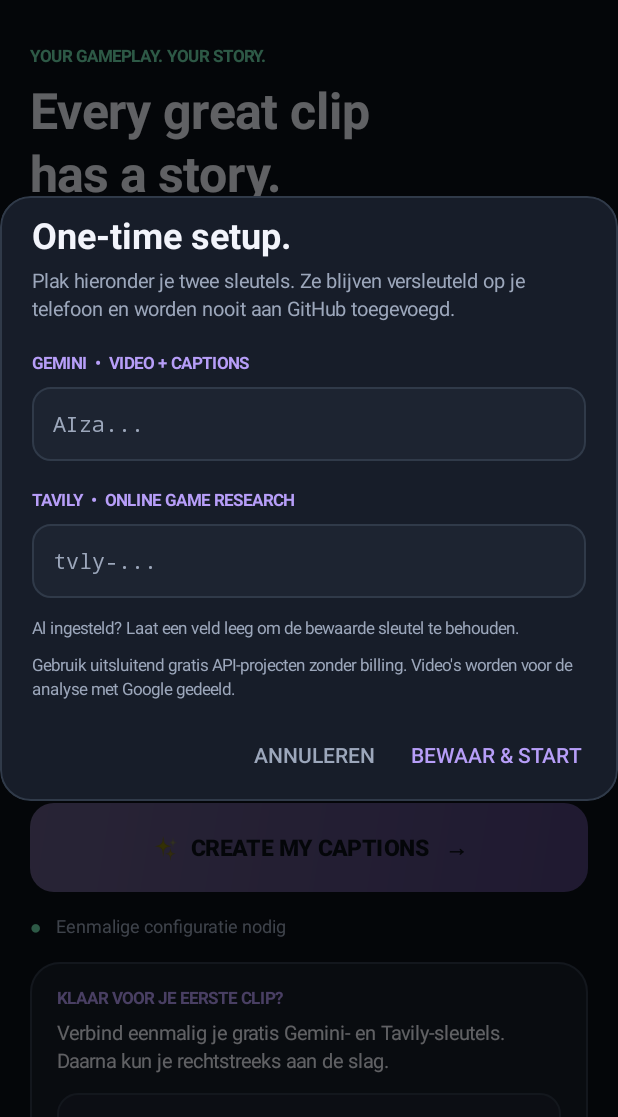
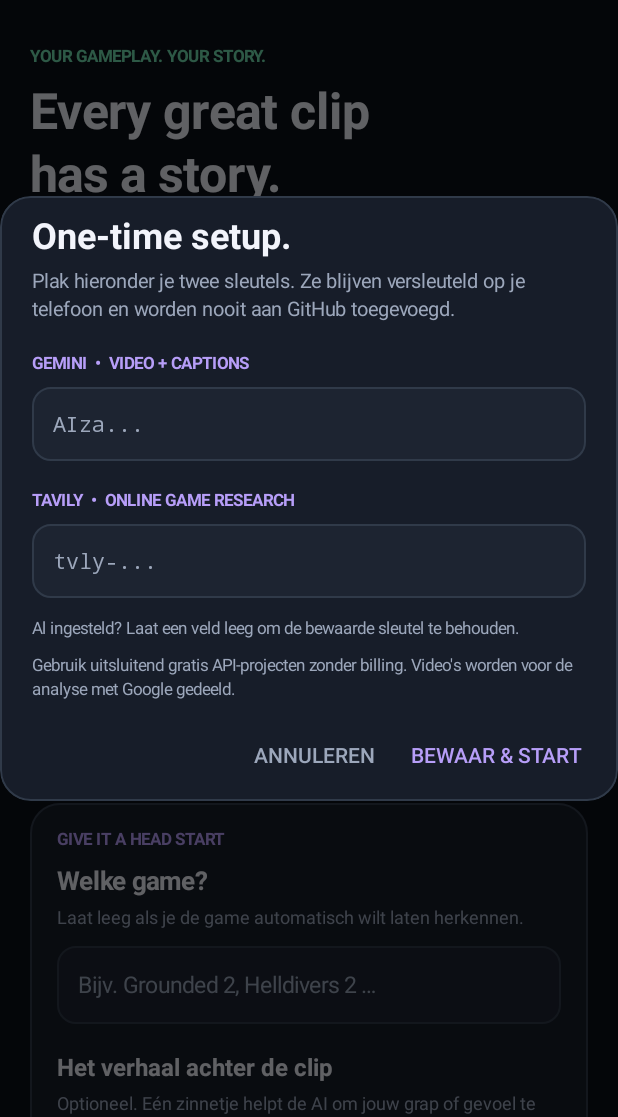
Before and after one commit to Wolvero/Wolvero-Caption-Lab, an Android app: the screen it shows after launch (MainActivity), on a phone screen of 412 x 824 dp, the part 119-1236 px from its top. Run offline under Robolectric (Android 15) with nearby library versions, the phone set to English and light mode, and no system bars; pictures from the network do not load.

Commit message:
Add optional game title and creative context fields to upload screen

```diff
--- a/app/src/main/java/be/wolvero/captionlab/MainActivity.java
+++ b/app/src/main/java/be/wolvero/captionlab/MainActivity.java
@@ -60,6 +60,7 @@ public final class MainActivity extends Activity {
     private View setupNotice;
     private ProgressBar progressBar;
     private Button analyzeButton;
+    private EditText gameInput, creatorNoteInput;
     private ImageView previewImage;
     private ScrollView scroll;
 
@@ -245,6 +246,40 @@ public final class MainActivity extends Activity {
         addSpacer(hero, 15);
         Button choose = action("＋  Selecteer video", false, v -> pickVideo());
         hero.addView(choose, lp(-1, 50));
+
+        addSpacer(content, 15);
+        LinearLayout guidance = card();
+        content.addView(guidance, lp(-1, -2));
+        addText(guidance, "GIVE IT A HEAD START", 11, PURPLE, true, 0);
+        addText(guidance, "Welke game?", 17, WHITE, true, 11);
+        addText(guidance, "Laat leeg als je de game automatisch wilt laten herkennen.", 12, MUTED, false, 7);
+        gameInput = new EditText(this);
+        gameInput.setSingleLine(true);
+        gameInput.setTextColor(WHITE);
+        gameInput.setHintTextColor(MUTED);
+        gameInput.setTextSize(15);
+        gameInput.setInputType(InputType.TYPE_CLASS_TEXT | InputType.TYPE_TEXT_FLAG_CAP_WORDS);
+        gameInput.setHint("Bijv. Grounded 2, Helldivers 2 …");
+        gameInput.setBackground(shape(INNER, 12, STROKE));
+        gameInput.setPadding(dp(14), dp(11), dp(14), dp(11));
+        LinearLayout.LayoutParams glp = lp(-1, 52);
+        glp.topMargin = dp(12);
+        guidance.addView(gameInput, glp);
+
+        addText(guidance, "Het verhaal achter de clip", 16, WHITE, true, 20);
+        addText(guidance, "Optioneel. Eén zinnetje helpt de AI om jouw grap of gevoel te begrijpen.", 12, MUTED, false, 7);
+        creatorNoteInput = new EditText(this);
+        creatorNoteInput.setTextColor(WHITE);
+        creatorNoteInput.setHintTextColor(MUTED);
+        creatorNoteInput.setTextSize(14);
+        creatorNoteInput.setGravity(Gravity.TOP | Gravity.START);
+        creatorNoteInput.setInputType(InputType.TYPE_CLASS_TEXT | InputType.TYPE_TEXT_FLAG_CAP_SENTENCES | InputType.TYPE_TEXT_FLAG_MULTI_LINE);
+        creatorNoteInput.setHint("Bijv. ik doe alsof ik die enorme slang niet herken …");
+        creatorNoteInput.setBackground(shape(INNER, 12, STROKE));
+        creatorNoteInput.setPadding(dp(14), dp(13), dp(14), dp(13));
+        LinearLayout.LayoutParams clp = lp(-1, 95);
+        clp.topMargin = dp(12);
+        guidance.addView(creatorNoteInput, clp);
 
         addSpacer(content, 15);
         analyzeButton = action("✨  CREATE MY CAPTIONS   →", true, v -> beginAnalysis());
```
